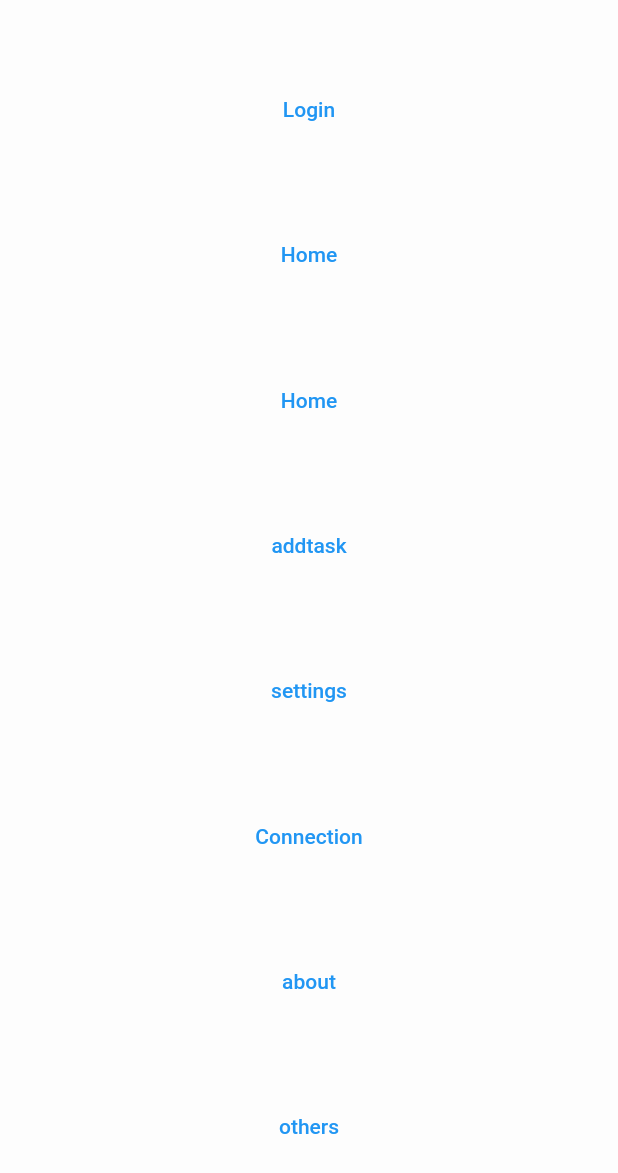
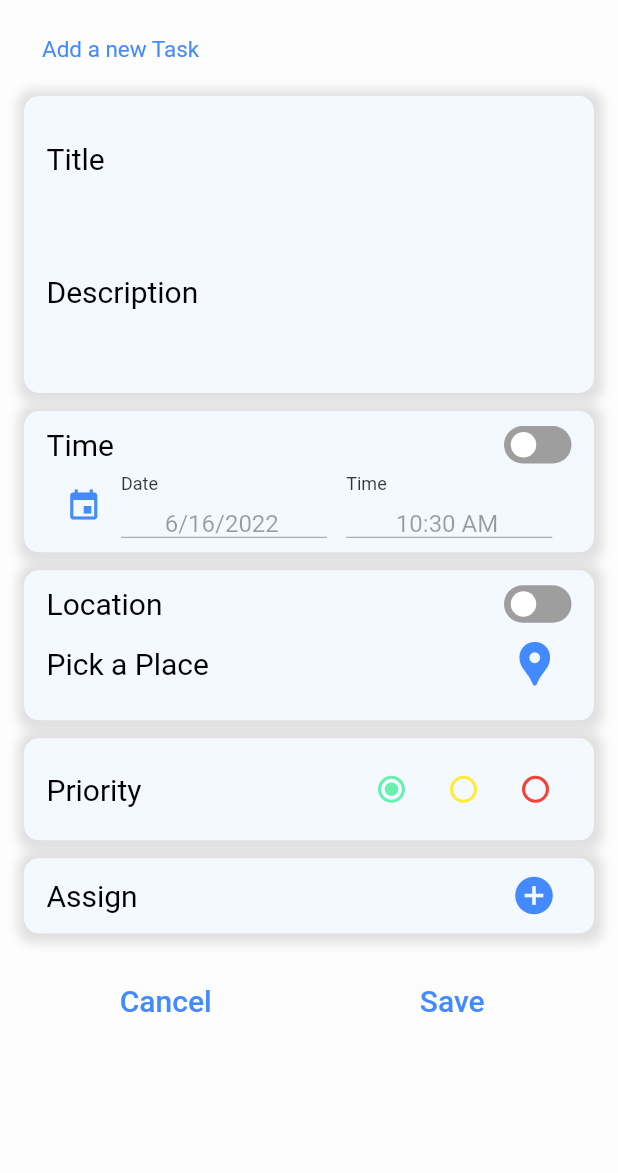
Before and after one commit to icebox-dev/Go-Todo-, a Flutter app: the screen it shows after launch, after a tap on "addtask", on a phone screen of 412 x 824 dp. Shown: the top 1173 px of the screen. Run offline on Flutter 3.47's test engine with Material 2 defaults, Android fonts, the phone set to English and light mode, and no system bars; drawn by our look-alikes of flutter_switch; our stand-ins replace date_format; network calls fail.

Commit message:
Initil UI for Add Task Screen

```diff
--- a/lib/Screens/task_screen.dart
+++ b/lib/Screens/task_screen.dart
@@ -0,0 +1,522 @@
+import 'package:flutter/material.dart';
+import 'package:intl/intl.dart';
+import 'package:flutter_switch/flutter_switch.dart';
+
+
+
+import 'package:date_format/date_format.dart';
+
+
+class TaskScreen extends StatefulWidget {
+  const TaskScreen({Key? key}) : super(key: key);
+
+  @override
+  State<TaskScreen> createState() => _TaskScreenState();
+}
+
+class _TaskScreenState extends State<TaskScreen> {
+  bool status =false;
+  bool statusLocation =false;
+  bool statusArrival=false;
+
+  bool timeFlag=true;
+  bool locationFlag=true;
+  bool LAFlag=true;
+
+  int id=1;
+
+  @override
+  Widget build(BuildContext context) {
+    return Scaffold(
+      body: SafeArea(
+        child: SingleChildScrollView(
+          child: Padding(
+            padding: const EdgeInsets.all(8.0),
+            child: Column(
+              crossAxisAlignment: CrossAxisAlignment.stretch,
+              children: [
+                Padding(
+                  padding: const EdgeInsets.symmetric(horizontal: 20.0,vertical: 16.0),
+                  child: Text("Add a new Task",style: TextStyle(color: Colors.blueAccent,fontSize: 15),),
+                ),
+                Padding(
+                  padding: const EdgeInsets.symmetric(horizontal: 8.0,vertical: 6),
+                  child: Container(
+                    padding: EdgeInsets.symmetric(horizontal: 15,vertical: 10),
+                    decoration: BoxDecoration(
+                      color: Theme.of(context).secondaryHeaderColor,
+                      borderRadius: BorderRadius.all(Radius.circular(10)),
+                      boxShadow: [
+                        BoxShadow(
+                          color: Colors.black.withAlpha(30),
+                          blurRadius: 5.0,
+                          spreadRadius: 5.0,
+                          offset: Offset(
+                            1,
+                            1,
+                          ),
+                        )
+                      ],
+                    ),
+                    child: Column(
+                      children: [
+                        TextField(
+                          style: TextStyle(
+                            fontSize: 20
+                          ),
+                          decoration: InputDecoration(
+                            hintStyle: TextStyle(
+                              fontSize: 25
+                            ),
+                            labelText: "Title",
+                            border: InputBorder.none,
+                            labelStyle: TextStyle(
+                              fontSize: 20,
+
+                              color: Theme.of(context).primaryColorDark
+                            )
+                          ),
+                        ),
+                        TextField(
+                          maxLines: 3,
+                          style: TextStyle(
+                              fontSize: 20,
+                          ),
+                          decoration: InputDecoration(
+                            labelText: "Description",
+                              border: InputBorder.none,
+                              labelStyle: TextStyle(
+                                fontSize: 20,
+                                  color: Theme.of(context).primaryColorDark
+                              )
+
+                          ),
+                        )
+                      ],
+                    ),
+                  ),
+                ),
+                Padding(
+                  padding: const EdgeInsets.symmetric(horizontal: 8.0,vertical: 6),
+                  child: Container(
+                    padding: EdgeInsets.symmetric(horizontal: 15,vertical: 10),
+                    decoration: BoxDecoration(
+                      color: Theme.of(context).secondaryHeaderColor,
+                      borderRadius: BorderRadius.all(Radius.circular(10)),
+                      boxShadow: [
+                        BoxShadow(
+                          color: Colors.black.withAlpha(30),
+                          blurRadius: 5.0,
+                          spreadRadius: 5.0,
+                          offset: Offset(
+                            1,
+                            1,
+                          ),
+                        )
+                      ],
+                    ),
+                    child: Padding(
+                      padding: const EdgeInsets.only(bottom: 0.0),
+                      child: Column(
+                        children: [
+                          Row(
+                            children: [
+                              Text("Time",style: TextStyle(
+                                  fontSize: 20,
+                          color: Theme.of(context).primaryColorDark
+                              ),),
+                              Expanded(child: SizedBox()),
+                              FlutterSwitch(
+                                value: status,
+                                width: 45.0,
+                                height: 25.0,
+                                valueFontSize: 12.0,
+                                toggleSize: 18.0,
+                                onToggle: (value) {
+                                  setState(() {
+                                    status = value;
+                                    timeFlag=!timeFlag;
+                                  });
+                                },
+                              ),
+                            ],
+                          ),
+                          AbsorbPointer(
+                            absorbing: timeFlag,
+                            child: DateTimePicker(),
+                          )
+                        ],
+                      ),
+                    ),
+                  ),
+                ),
+                Padding(
+                  padding: const EdgeInsets.symmetric(horizontal: 8.0,vertical: 6),
+                  child: Container(
+                    padding: EdgeInsets.symmetric(horizontal: 15,vertical: 10),
+                    decoration: BoxDecoration(
+                        color: Theme.of(context).secondaryHeaderColor,
+                      borderRadius: BorderRadius.all(Radius.circular(10)),
+                      boxShadow: [
+                        BoxShadow(
+                          color: Colors.black.withAlpha(30),
+                          blurRadius: 5.0,
+                          spreadRadius: 5.0,
+                          offset: Offset(
+                            1,
+                            1,
+                          ),
+                        )
+                      ],
+                    ),
+                    child: Padding(
+                      padding: const EdgeInsets.only(bottom: 0),
+                      child: Column(
+                        children: [
+                          Row(
+                            children: [
+                              Text("Location",style: TextStyle(
+                                  fontSize: 20,
+
+                          color: Theme.of(context).primaryColorDark
+                              ),),
+                              Expanded(child: SizedBox()),
+                              FlutterSwitch(
+                                value: statusLocation,
+                                width: 45.0,
+                                height: 25.0,
+                                valueFontSize: 12.0,
+                                toggleSize: 18.0,
+                                onToggle: (value) {
+                                  setState(() {
+                                    statusLocation = value;
+                                    locationFlag=!locationFlag;
+                                  });
+                                },
+                              ),
+                            ],
+                          ),
+                          AbsorbPointer(
+                            absorbing: locationFlag,
+                            child: Column(
+                              children: [
+                                Padding(
+                                  padding: const EdgeInsets.symmetric(vertical: 10.0),
+                                  child: Row(
+                                    children: [
+                                      Text("Pick a Place",style: TextStyle(
+                                          fontSize: 20,
+                                          color: Theme.of(context).primaryColorDark
+                                      ),),
+                                      Expanded(child: SizedBox()),
+                                      Icon(Icons.location_pin,size:35),
+                                      SizedBox(width: 7,)
+                                    ],
+                                  ),
+                                ),
+                                // Padding(
+                                //   padding: const EdgeInsets.symmetric(vertical: 0.0),
+                                //   child: Row(
+                                //     children: [
+                                //       Text("Leave / Arrive",style: TextStyle(
+                                //           fontSize: 20
+                                //       ),),
+                                //       Expanded(child: SizedBox()),
+                                //       FlutterSwitch(
+                                //         value: statusArrival,
+                                //         width: 45.0,
+                                //         height: 25.0,
+                                //         valueFontSize: 12.0,
+                                //         toggleSize: 18.0,
+                                //         onToggle: (value) {
+                                //           setState(() {
+                                //             statusArrival = value;
+                                //           });
+                                //         },
+                                //       ),
+                                //     ],
+                                //   ),
+                                // ),
+                              ],
+                            )
+                          )
+                        ],
+                      ),
+                    ),
+                  ),
+                ),
+                Padding(
+                  padding: const EdgeInsets.symmetric(horizontal: 8.0,vertical: 6),
+                  child: Container(
+                    padding: EdgeInsets.symmetric(horizontal: 15,vertical: 10),
+                    decoration: BoxDecoration(
+                        color: Theme.of(context).secondaryHeaderColor,
+                      borderRadius: BorderRadius.all(Radius.circular(10)),
+                      boxShadow: [
+                        BoxShadow(
+                          color: Colors.black.withAlpha(30),
+                          blurRadius: 5.0,
+                          spreadRadius: 5.0,
+                          offset: Offset(
+                            1,
+                            1,
+                          ),
+                        )
+                      ],
+                    ),
+                    child: Column(
+                      children: [
+                        Row(
+                          children: [
+                            Text("Priority",style: TextStyle(
+                                fontSize: 20,
+                                color: Theme.of(context).primaryColorDark
+                            ),),
+                            Expanded(child: SizedBox()),
+                            Row(
+                              children: [
+                                Radio(
+                                  value: 1,
+                                  groupValue: id,
+                                  activeColor: Colors.greenAccent,
+                                  hoverColor: Colors.greenAccent,
+                                  fillColor:MaterialStateColor.resolveWith((states) => Colors.greenAccent),
+                                  onChanged: (val) {
+                                    setState(() {
+                                      id = 1;
+                                    });
+                                  },
+                                ),
+                                Radio(
+                                  value: 2,
+                                  groupValue: id,
+                                  activeColor: Colors.yellow[100],
+                                  hoverColor: Colors.yellow[100],
+                                  fillColor:MaterialStateColor.resolveWith((states) => Colors.yellow),
+                                  onChanged: (val) {
+                                    setState(() {
+                                      id = 2;
+                                    });
+                                  },
+                                ),
+                                Radio(
+                                  value: 3,
+                                  groupValue: id,
+                                  activeColor: Colors.red[100],
+                                  hoverColor: Colors.red[100],
+                                  fillColor:MaterialStateColor.resolveWith((states) => Colors.red),
+                                  onChanged: (val) {
+                                    setState(() {
+                                      id = 3;
+                                    });
+                                  },
+                                ),
+                              ],
+                            )
+                          ],
+                        ),
+                      ],
+                    ),
+                  ),
+                ),
+                Padding(
+                  padding: const EdgeInsets.symmetric(horizontal: 8.0,vertical: 6),
+                  child: Container(
+                    padding: EdgeInsets.symmetric(horizontal: 15,vertical: 10),
+                    decoration: BoxDecoration(
+                        color: Theme.of(context).secondaryHeaderColor,
+                      borderRadius: BorderRadius.all(Radius.circular(10)),
+                      boxShadow: [
+                        BoxShadow(
+                          color: Colors.black.withAlpha(30),
+                          blurRadius: 5.0,
+                          spreadRadius: 5.0,
+                          offset: Offset(
+                            1,
+                            1,
+                          ),
+                        )
+                      ],
+                    ),
+                    child: Column(
+                      children: [
+                        Row(
+                          children: [
+                            Text("Assign",style: TextStyle(
+                                fontSize: 20,
+                                color: Theme.of(context).primaryColorDark
+                            ),),
+                            Expanded(child: SizedBox()),
+                            Icon(Icons.add_circle,size: 30,),
+                            SizedBox(width: 10,)
+                          ],
+                        ),
+                      ],
+                    ),
+                  ),
+                ),
+                Padding(
+                  padding: const EdgeInsets.symmetric(vertical: 15.0,horizontal: 12),
+                  child: Row(
+                    children: [
+                      Expanded(child: ElevatedButton(onPressed: (){},
+                        child: Text("Cancel",style: TextStyle(
+                            fontSize: 20,
+                            color: Theme.of(context).iconTheme.color
+                        ),),
+                        style: ButtonStyle(
+                          elevation: MaterialStateProperty.all(0),
+                          shadowColor: MaterialStateProperty.all<Color>(Colors.transparent),
+                          backgroundColor: MaterialStateProperty.all<Color>(Theme.of(context).scaffoldBackgroundColor),
+                      ),)),
+                      SizedBox(width: 10,),
+                      Expanded(child: ElevatedButton(onPressed: (){},
+                        child: Text("Save",style: TextStyle(
+                          fontSize: 20,
+                            color: Theme.of(context).iconTheme.color
+                        ),),
+                        style: ButtonStyle(
+                          elevation: MaterialStateProperty.all(0),
+                          shadowColor: MaterialStateProperty.all<Color>(Colors.transparent),
+                          backgroundColor: MaterialStateProperty.all<Color>(Theme.of(context).scaffoldBackgroundColor),
+                        ),)),
+                    ],
+                  ),
+                )
+
+              ],
+            ),
+          ),
+        ),
+      ),
+    );
+  }
+}
+
+
+
+
+class DateTimePicker extends StatefulWidget {
+  @override
+  _DateTimePickerState createState() => _DateTimePickerState();
+}
+
+class _DateTimePickerState extends State<DateTimePicker> {
+  double? _height;
+  double? _width;
+  String? _setTime, _setDate;
+  String? _hour, _minute, _time;
+  String? dateTime;
+  DateTime selectedDate = DateTime.now();
+  TimeOfDay selectedTime = TimeOfDay(hour: 00, minute: 00);
+  TextEditingController _dateController = TextEditingController();
+  TextEditingController _timeController = TextEditingController();
+
+  Future<Null> _selectDate(BuildContext context) async {
+    final DateTime? picked = await showDatePicker(
+        context: context,
+        initialDate: selectedDate,
+        initialDatePickerMode: DatePickerMode.day,
+        firstDate: DateTime(2015),
+        lastDate: DateTime(2101));
+    if (picked != null)
+      setState(() {
+        selectedDate = picked;
+        _dateController.text = DateFormat.yMd().format(selectedDate);
+      });
+  }
+
+  Future<Null> _selectTime(BuildContext context) async {
+    final TimeOfDay? picked = await showTimePicker(
+      context: context,
+      initialTime: selectedTime,
+    );
+    if (picked != null)
+      setState(() {
+        selectedTime = picked;
+        _hour = selectedTime.hour.toString();
+        _minute = selectedTime.minute.toString();
+        _time = _hour! + ' : ' + _minute!;
+        _timeController.text = _time!;
+        _timeController.text = formatDate(
+            DateTime(2019, 08, 1, selectedTime.hour, selectedTime.minute),
+            [hh, ':', nn, " ", am]).toString();
+      });
+  }
+
+  @override
+  void initState() {
+    _dateController.text = DateFormat.yMd().format(DateTime.now());
+
+    _timeController.text = formatDate(
+        DateTime(2019, 08, 1, DateTime.now().hour, DateTime.now().minute),
+        [hh, ':', nn, " ", am]).toString();
+    super.initState();
+  }
+
+  @override
+  Widget build(BuildContext context) {
+    _height = MediaQuery.of(context).size.height;
+    _width = MediaQuery.of(context).size.width;
+    dateTime = DateFormat.yMd().format(DateTime.now());
+    return Container(
+      padding: EdgeInsets.only(top: 8),
+        child: Row(
+          mainAxisAlignment: MainAxisAlignment.spaceEvenly,
+          children: <Widget>[
+            Icon(Icons.event,color: Theme.of(context).iconTheme.color,),
+            InkWell(
+              onTap: () {
+                _selectDate(context);
+              },
+              child: Container(
+                width: _width! / 3,
+                height: _height! / 20,
+                child: TextFormField(
+                  style: TextStyle(fontSize: 16),
+                  textAlign: TextAlign.center,
+                  enabled: false,
+                  keyboardType: TextInputType.text,
+                  controller: _dateController,
+                  onSaved: (String? val) {
+                    _setDate = val;
+                  },
+                  decoration: InputDecoration(
+                      labelText: 'Date',
+                      labelStyle: TextStyle(
+                        color: Theme.of(context).primaryColorDark.withAlpha(200)
+                      ),
+                      contentPadding: EdgeInsets.only(top: 0.0)),
+                ),
+              ),
+            ),
+            InkWell(
+              onTap: () {
+                _selectTime(context);
+              },
+              child: Container(
+                width: _width! / 3,
+                height: _height! / 20,
+                child: TextFormField(
+                  style: TextStyle(fontSize: 16),
+                  textAlign: TextAlign.center,
+                  onSaved: (String? val) {
+                    _setTime = val;
+                  },
+                  enabled: false,
+                  keyboardType: TextInputType.text,
+                  controller: _timeController,
+                  decoration: InputDecoration(
+                      labelText: 'Time',
+                      labelStyle: TextStyle(
+                          color: Theme.of(context).primaryColorDark.withAlpha(200)
+                      ),
+                      contentPadding: EdgeInsets.all(0)),
+                ),
+              ),
+            ),
+          ],
+        ),
+      );
+  }
+}
--- a/lib/main.dart
+++ b/lib/main.dart
@@ -1,7 +1,9 @@
 import 'dart:ui';
 
 import 'package:flutter/material.dart';
+import 'package:flutter_localizations/flutter_localizations.dart';
 import 'package:go_todo/Screens/about.dart';
+import 'package:go_todo/Screens/task_screen.dart';
 import 'package:go_todo/navigation_screen.dart';
 
 import 'Screens/connecion_screen.dart';
@@ -13,7 +15,6 @@ void main() {
 
 class MyApp extends StatelessWidget {
   const MyApp({Key? key}) : super(key: key);
-
   // This widget is the root of your application.
   @override
   Widget build(BuildContext context) {
@@ -67,9 +68,16 @@ class MyApp extends StatelessWidget {
         '/': (context) => const NavigationScreen(),
         '/about': (context) => const AboutScreen(),
         '/connections':(context)=> const ConnectionsScreen(),
-        '/home':(conetext)=> const HomeScreen()
+        '/home':(conetext)=> const HomeScreen(),
+        '/task':(context)=> const TaskScreen()
       },
       initialRoute: '/',
+      localizationsDelegates: [
+        GlobalWidgetsLocalizations.delegate,
+        GlobalMaterialLocalizations.delegate,
+        GlobalCupertinoLocalizations.delegate,
+      ],
+      supportedLocales: [Locale('en', 'US')],
     );
   }
 }
--- a/lib/navigation_screen.dart
+++ b/lib/navigation_screen.dart
@@ -21,7 +21,9 @@ class NavigationScreen extends StatelessWidget {
                 , child: Text("Home",
 
               ),),
-              TextButton(onPressed: (){}, child: Text("addtask")),
+              TextButton(onPressed: (){
+                Navigator.pushNamed(context, '/task');
+              }, child: Text("addtask")),
               TextButton(onPressed: (){}, child: Text("settings")),
               TextButton(onPressed: (){
                 Navigator.pushNamed(context, '/connections');
--- a/pubspec.yaml
+++ b/pubspec.yaml
@@ -34,6 +34,12 @@ dependencies:
   # The following adds the Cupertino Icons font to your application.
   # Use with the CupertinoIcons class for iOS style icons.
   cupertino_icons: ^1.0.2
+  intl: ^0.17.0
+  date_format: ^2.0.6
+  flutter_switch: ^0.3.2
+
+  flutter_localizations:
+    sdk: flutter
 
 dev_dependencies:
   flutter_test:
```
Also changed, not shown: lib/Screens/login_screen.dart (deleted), lib/Screens/settings.dart (deleted), pubspec.lock.
